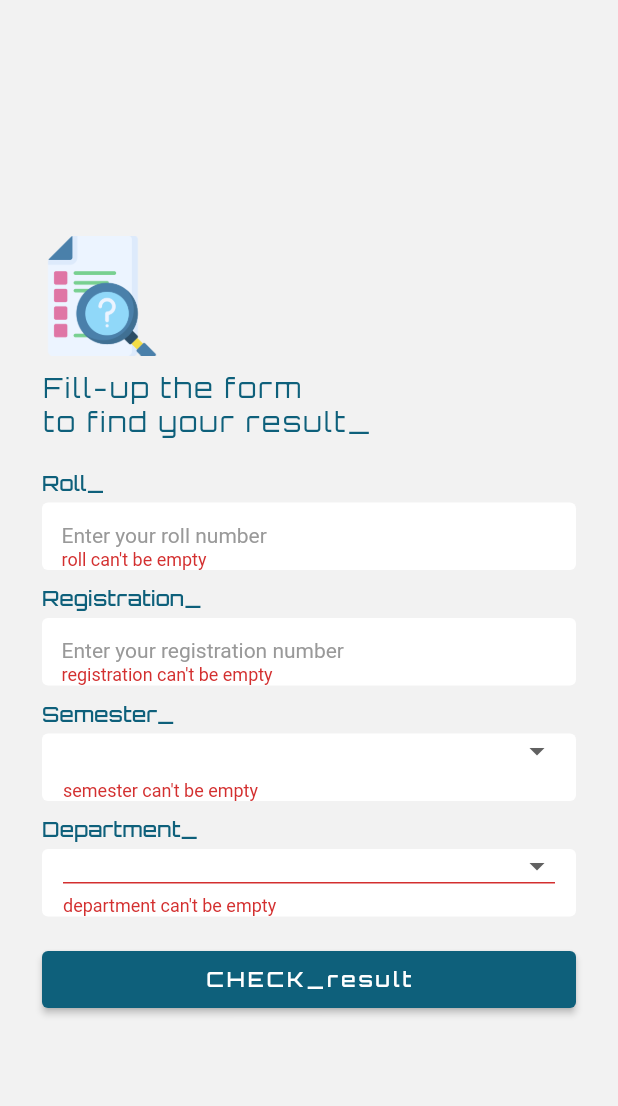
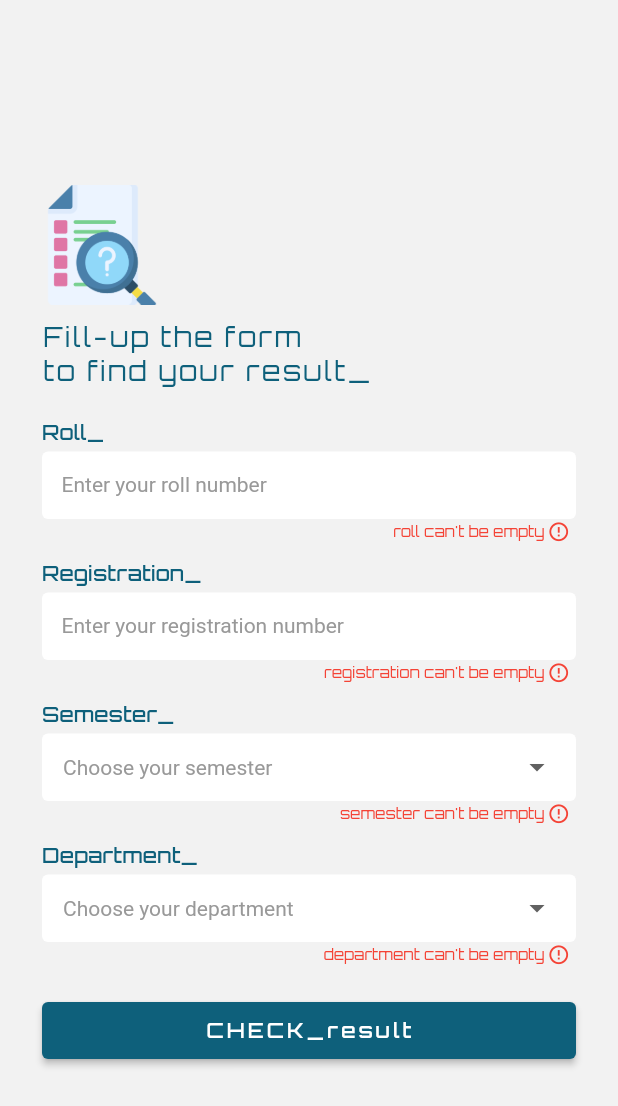
Before and after one commit to KayesAshfaQ/cpi_result_checker, a Flutter app: the screen it shows after launch, after a tap on "CHECK_result", on a phone screen of 412 x 824 dp. Shown: the top 1106 px of the screen. Run offline on Flutter 3.47's test engine with Material 2 defaults, Android fonts, the phone set to English and light mode, and no system bars; our stand-ins replace animated_text_kit, lottie.

Commit message:
validation updated with custom

```diff
--- a/lib/screens/information_screen.dart
+++ b/lib/screens/information_screen.dart
@@ -14,12 +14,16 @@ class FormScreen extends StatefulWidget {
 }
 
 class _FormScreenState extends State<FormScreen> {
-  final _formKey = GlobalKey<FormState>();
   final _rollController = TextEditingController();
   final _regController = TextEditingController();
 
   String? _semester;
   String? _department;
+
+  bool isRollValid = true;
+  bool isRegValid = true;
+  bool isSemesterValid = true;
+  bool isDeptValid = true;
 
   @override
   Widget build(BuildContext context) {
@@ -30,8 +34,6 @@ class _FormScreenState extends State<FormScreen> {
       ),
       backgroundColor: const Color(0xFFf2f2f2),
       body: Center(
-        child: Form(
-          key: _formKey,
         child: ListView(
           padding: const EdgeInsets.all(28),
           shrinkWrap: true,
@@ -59,19 +61,18 @@ class _FormScreenState extends State<FormScreen> {
               detailHint: 'Enter your roll number',
               inputType: TextInputType.number,
               controller: _rollController,
-                validator: (value) => validate(value, 'roll can\'t be empty'),
+              errorText: isRollValid ? null : 'roll can\'t be empty',
             ),
             InputField(
               hint: 'Registration_',
               detailHint: 'Enter your registration number',
               inputType: TextInputType.number,
               controller: _regController,
-                validator: (value) =>
-                    validate(value, 'registration can\'t be empty'),
+              errorText: isRegValid ? null : 'registration can\'t be empty',
             ),
             DropDownContainer(
               hint: 'Semester_',
-                dropDown: DropdownButtonFormField<String>(
+              dropDown: DropdownButton<String>(
                 isExpanded: true,
                 value: _semester,
                 items: MyLists.semesters.map(buildMenuItem).toList(),
@@ -81,14 +82,12 @@ class _FormScreenState extends State<FormScreen> {
                   'Choose your semester',
                   style: MyStyles.hintStyle(context),
                 ),
-                  decoration: MyStyles.noUnderline,
-                  validator: (value) =>
-                      validate(value, 'semester can\'t be empty'),
               ),
+              errorText: isSemesterValid ? null : 'semester can\'t be empty',
             ),
             DropDownContainer(
               hint: 'Department_',
-                dropDown: DropdownButtonFormField<String>(
+              dropDown: DropdownButton<String>(
                 isExpanded: true,
                 value: _department,
                 items: MyLists.departments.map(buildMenuItem).toList(),
@@ -98,10 +97,8 @@ class _FormScreenState extends State<FormScreen> {
                   'Choose your department',
                   style: MyStyles.hintStyle(context),
                 ),
-                  //decoration: MyStyles.noUnderline,
-                  validator: (value) =>
-                      validate(value, 'department can\'t be empty'),
               ),
+              errorText: isDeptValid ? null : 'department can\'t be empty',
             ),
             const SizedBox(height: 8),
             ElevatedButton(
@@ -124,16 +121,7 @@ class _FormScreenState extends State<FormScreen> {
           ],
         ),
       ),
-      ),
     );
-  }
-
-  //validate all user inputs
-  String? validate(String? value, message) {
-    if (value == null || value.isEmpty) {
-      return message;
-    }
-    return null;
   }
 
   //drop down item builder
@@ -152,13 +140,43 @@ class _FormScreenState extends State<FormScreen> {
 
   //on button pressed
   void onCheckResult() {
-    if (_formKey.currentState!.validate()) {
+    if (validate()) {
       Navigator.push(
         context,
-        MaterialPageRoute(
-          builder: (context) => const ResultScreen(),
-        ),
+        MaterialPageRoute(builder: (context) => const ResultScreen()),
       );
     }
   }
+
+  bool validate() {
+    String? roll = _rollController.text.toString();
+    String? reg = _regController.text.toString();
+
+    //validate user inputs
+    if (roll.isEmpty) {
+      setState(() => isRollValid = false);
+    } else {
+      setState(() => isRollValid = true);
     }
+
+    if (reg.isEmpty) {
+      setState(() => isRegValid = false);
+    } else {
+      setState(() => isRegValid = true);
+    }
+
+    if (_semester == null) {
+      setState(() => isSemesterValid = false);
+    } else {
+      setState(() => isSemesterValid = true);
+    }
+
+    if (_department == null) {
+      setState(() => isDeptValid = false);
+    } else {
+      setState(() => isDeptValid = true);
+    }
+
+    return isRollValid && isRegValid && isSemesterValid && isDeptValid;
+  }
+}
--- a/lib/screens/result_screen.dart
+++ b/lib/screens/result_screen.dart
@@ -10,6 +10,8 @@ class ResultScreen extends StatefulWidget {
 class _ResultScreenState extends State<ResultScreen> {
   @override
   Widget build(BuildContext context) {
-    return Container();
+    return const Scaffold(
+
+    );
   }
 }
--- a/lib/widgets/drop_down_container.dart
+++ b/lib/widgets/drop_down_container.dart
@@ -1,4 +1,5 @@
 import 'package:cpi_result_checker/data/my_colors.dart';
+import 'package:cpi_result_checker/widgets/error_text.dart';
 import 'package:flutter/material.dart';
 
 class DropDownContainer extends StatelessWidget {
@@ -6,10 +7,12 @@ class DropDownContainer extends StatelessWidget {
     Key? key,
     required this.hint,
     required this.dropDown,
+    required this.errorText,
   }) : super(key: key);
 
   final String hint;
   Widget dropDown;
+  String? errorText;
 
   @override
   Widget build(BuildContext context) {
@@ -26,7 +29,7 @@ class DropDownContainer extends StatelessWidget {
         ),
         Container(
           height: 45,
-          margin: const EdgeInsets.only(top: 4, bottom: 10),
+          margin: const EdgeInsets.only(top: 4),
           decoration: const BoxDecoration(
             color: Colors.white,
             borderRadius: BorderRadius.all(
@@ -35,8 +38,15 @@ class DropDownContainer extends StatelessWidget {
           ),
           alignment: Alignment.centerLeft,
           padding: const EdgeInsets.symmetric(horizontal: 14),
-          child: dropDown,
+          child: DropdownButtonHideUnderline(
+            child: dropDown,
+          ),
         ),
+        Visibility(
+          visible: errorText == null ? false : true,
+          child: ErrorText(error: errorText ?? ''),
+        ),
+        const SizedBox(height: 10),
       ],
     );
   }
--- /dev/null
+++ b/lib/widgets/error_text.dart
@@ -0,0 +1,30 @@
+import 'package:flutter/material.dart';
+
+class ErrorText extends StatelessWidget {
+  ErrorText({Key? key, required this.error}) : super(key: key);
+
+  String error;
+
+  @override
+  Widget build(BuildContext context) {
+    return Padding(
+      padding: const EdgeInsets.symmetric(horizontal: 4, vertical: 1),
+      child: Row(
+        mainAxisSize: MainAxisSize.max,
+        mainAxisAlignment: MainAxisAlignment.end,
+        children: [
+          Text(
+            error,
+            style: const TextStyle(
+              color: Colors.red,
+              fontFamily: 'Orbitron',
+              fontSize: 10,
+            ),
+          ),
+          const SizedBox(width: 2),
+          const Icon(Icons.error_outline, color: Colors.red, size: 15),
+        ],
+      ),
+    );
+  }
+}
--- a/lib/widgets/input_feild.dart
+++ b/lib/widgets/input_feild.dart
@@ -1,4 +1,5 @@
 import 'package:cpi_result_checker/data/my_colors.dart';
+import 'package:cpi_result_checker/widgets/error_text.dart';
 import 'package:flutter/material.dart';
 
 class InputField extends StatelessWidget {
@@ -8,13 +9,13 @@ class InputField extends StatelessWidget {
     required this.detailHint,
     required this.inputType,
     required this.controller,
-    required this.validator,
+    required this.errorText,
   }) : super(key: key);
 
   String hint, detailHint;
   TextInputType inputType;
   TextEditingController controller;
-  String? Function(String?)? validator;
+  String? errorText;
 
   @override
   Widget build(BuildContext context) {
@@ -31,7 +32,7 @@ class InputField extends StatelessWidget {
         ),
         Container(
           height: 45,
-          margin: const EdgeInsets.only(top: 4, bottom: 10),
+          margin: const EdgeInsets.only(top: 4),
           decoration: const BoxDecoration(
             color: Colors.white,
             borderRadius: BorderRadius.all(
@@ -44,7 +45,6 @@ class InputField extends StatelessWidget {
             maxLines: 1,
             controller: controller,
             keyboardType: inputType,
-            validator: validator,
             decoration: InputDecoration(
               contentPadding: const EdgeInsets.all(-12),
               border: InputBorder.none,
@@ -56,6 +56,11 @@ class InputField extends StatelessWidget {
             ),
           ),
         ),
+        Visibility(
+          visible: errorText == null ? false : true,
+          child: ErrorText(error: errorText ?? ''),
+        ),
+        const SizedBox(height: 10),
       ],
     );
   }
```
Lines whose indentation alone changed are shown as unchanged.
